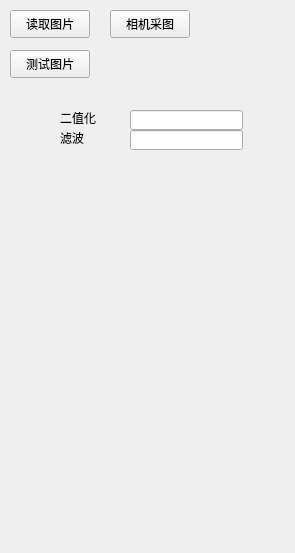
First picture: the form in formblackside.ui, repository dushulang/MSerialsRecognize, before the edit.
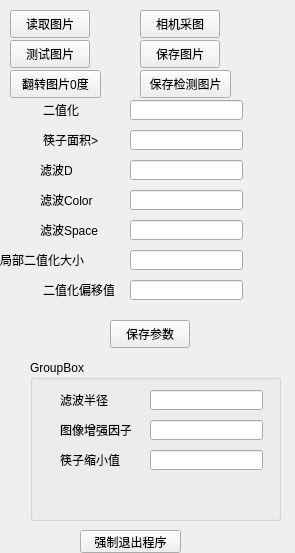
Second picture: the form after the edit.

```diff
--- a/formblackside.ui
+++ b/formblackside.ui
@@ -30,7 +30,7 @@
    <property name="geometry">
     <rect>
      <x>10</x>
-     <y>50</y>
+     <y>40</y>
      <width>80</width>
      <height>28</height>
     </rect>
@@ -42,7 +42,7 @@
   <widget class="QPushButton" name="pushButton_Grab">
    <property name="geometry">
     <rect>
-     <x>110</x>
+     <x>140</x>
      <y>10</y>
      <width>80</width>
      <height>28</height>
@@ -56,17 +56,7 @@
    <property name="geometry">
     <rect>
      <x>130</x>
-     <y>110</y>
-     <width>113</width>
-     <height>20</height>
-    </rect>
-   </property>
-  </widget>
-  <widget class="QLineEdit" name="lineEdit_2">
-   <property name="geometry">
-    <rect>
-     <x>130</x>
-     <y>130</y>
+     <y>100</y>
      <width>113</width>
      <height>20</height>
     </rect>
@@ -75,27 +65,299 @@
   <widget class="QLabel" name="label">
    <property name="geometry">
     <rect>
-     <x>60</x>
-     <y>110</y>
-     <width>54</width>
-     <height>16</height>
+     <x>43</x>
+     <y>100</y>
+     <width>71</width>
+     <height>20</height>
     </rect>
    </property>
    <property name="text">
     <string>二值化</string>
    </property>
   </widget>
-  <widget class="QLabel" name="label_2">
+  <widget class="QPushButton" name="pushButton_SaveImage">
    <property name="geometry">
     <rect>
-     <x>60</x>
+     <x>140</x>
+     <y>40</y>
+     <width>80</width>
+     <height>28</height>
+    </rect>
+   </property>
+   <property name="text">
+    <string>保存图片</string>
+   </property>
+  </widget>
+  <widget class="QPushButton" name="pushButton_FlipImage">
+   <property name="geometry">
+    <rect>
+     <x>10</x>
+     <y>70</y>
+     <width>91</width>
+     <height>28</height>
+    </rect>
+   </property>
+   <property name="text">
+    <string>翻转图片0度</string>
+   </property>
+  </widget>
+  <widget class="QPushButton" name="pushButton_SavePara">
+   <property name="geometry">
+    <rect>
+     <x>110</x>
+     <y>320</y>
+     <width>80</width>
+     <height>28</height>
+    </rect>
+   </property>
+   <property name="text">
+    <string>保存参数</string>
+   </property>
+  </widget>
+  <widget class="QLineEdit" name="lineEdit_ThresBias">
+   <property name="geometry">
+    <rect>
+     <x>130</x>
+     <y>280</y>
+     <width>113</width>
+     <height>20</height>
+    </rect>
+   </property>
+  </widget>
+  <widget class="QLabel" name="label_5">
+   <property name="geometry">
+    <rect>
+     <x>43</x>
+     <y>280</y>
+     <width>71</width>
+     <height>20</height>
+    </rect>
+   </property>
+   <property name="text">
+    <string>二值化偏移值</string>
+   </property>
+  </widget>
+  <widget class="QLineEdit" name="lineEdit_ChopStickArea">
+   <property name="geometry">
+    <rect>
+     <x>130</x>
      <y>130</y>
-     <width>54</width>
-     <height>16</height>
+     <width>113</width>
+     <height>20</height>
     </rect>
    </property>
+  </widget>
+  <widget class="QLabel" name="label_6">
+   <property name="geometry">
+    <rect>
+     <x>43</x>
+     <y>130</y>
+     <width>71</width>
+     <height>20</height>
+    </rect>
+   </property>
    <property name="text">
-    <string>滤波</string>
+    <string>筷子面积&gt;</string>
+   </property>
+  </widget>
+  <widget class="QLabel" name="label_7">
+   <property name="geometry">
+    <rect>
+     <x>40</x>
+     <y>160</y>
+     <width>71</width>
+     <height>20</height>
+    </rect>
+   </property>
+   <property name="text">
+    <string>滤波D</string>
+   </property>
+  </widget>
+  <widget class="QLineEdit" name="lineEdit_d">
+   <property name="geometry">
+    <rect>
+     <x>130</x>
+     <y>160</y>
+     <width>113</width>
+     <height>20</height>
+    </rect>
+   </property>
+  </widget>
+  <widget class="QLabel" name="label_8">
+   <property name="geometry">
+    <rect>
+     <x>40</x>
+     <y>190</y>
+     <width>71</width>
+     <height>20</height>
+    </rect>
+   </property>
+   <property name="text">
+    <string>滤波Color</string>
+   </property>
+  </widget>
+  <widget class="QLineEdit" name="lineEdit_SC">
+   <property name="geometry">
+    <rect>
+     <x>130</x>
+     <y>190</y>
+     <width>113</width>
+     <height>20</height>
+    </rect>
+   </property>
+  </widget>
+  <widget class="QLabel" name="label_9">
+   <property name="geometry">
+    <rect>
+     <x>40</x>
+     <y>220</y>
+     <width>71</width>
+     <height>20</height>
+    </rect>
+   </property>
+   <property name="text">
+    <string>滤波Space</string>
+   </property>
+  </widget>
+  <widget class="QLineEdit" name="lineEdit_SS">
+   <property name="geometry">
+    <rect>
+     <x>130</x>
+     <y>220</y>
+     <width>113</width>
+     <height>20</height>
+    </rect>
+   </property>
+  </widget>
+  <widget class="QLabel" name="label_10">
+   <property name="geometry">
+    <rect>
+     <x>0</x>
+     <y>250</y>
+     <width>111</width>
+     <height>20</height>
+    </rect>
+   </property>
+   <property name="text">
+    <string>局部二值化大小</string>
+   </property>
+  </widget>
+  <widget class="QLineEdit" name="lineEdit_BlockSize">
+   <property name="geometry">
+    <rect>
+     <x>130</x>
+     <y>250</y>
+     <width>113</width>
+     <height>20</height>
+    </rect>
+   </property>
+  </widget>
+  <widget class="QGroupBox" name="groupBox">
+   <property name="geometry">
+    <rect>
+     <x>30</x>
+     <y>360</y>
+     <width>251</width>
+     <height>161</height>
+    </rect>
+   </property>
+   <property name="title">
+    <string>GroupBox</string>
+   </property>
+   <widget class="QLabel" name="label_4">
+    <property name="geometry">
+     <rect>
+      <x>30</x>
+      <y>90</y>
+      <width>71</width>
+      <height>20</height>
+     </rect>
+    </property>
+    <property name="text">
+     <string>筷子缩小值</string>
+    </property>
+   </widget>
+   <widget class="QLineEdit" name="lineEdit_Factior">
+    <property name="geometry">
+     <rect>
+      <x>120</x>
+      <y>60</y>
+      <width>113</width>
+      <height>20</height>
+     </rect>
+    </property>
+   </widget>
+   <widget class="QLabel" name="label_3">
+    <property name="geometry">
+     <rect>
+      <x>30</x>
+      <y>60</y>
+      <width>71</width>
+      <height>20</height>
+     </rect>
+    </property>
+    <property name="text">
+     <string>图像增强因子</string>
+    </property>
+   </widget>
+   <widget class="QLabel" name="label_2">
+    <property name="geometry">
+     <rect>
+      <x>30</x>
+      <y>30</y>
+      <width>71</width>
+      <height>20</height>
+     </rect>
+    </property>
+    <property name="text">
+     <string>滤波半径</string>
+    </property>
+   </widget>
+   <widget class="QLineEdit" name="lineEdit_ErsionRadius">
+    <property name="geometry">
+     <rect>
+      <x>120</x>
+      <y>90</y>
+      <width>113</width>
+      <height>20</height>
+     </rect>
+    </property>
+   </widget>
+   <widget class="QLineEdit" name="lineEdit_MeanVar">
+    <property name="geometry">
+     <rect>
+      <x>120</x>
+      <y>30</y>
+      <width>113</width>
+      <height>20</height>
+     </rect>
+    </property>
+   </widget>
+  </widget>
+  <widget class="QPushButton" name="pushButton_SAVEIMAGE">
+   <property name="geometry">
+    <rect>
+     <x>140</x>
+     <y>70</y>
+     <width>91</width>
+     <height>28</height>
+    </rect>
+   </property>
+   <property name="text">
+    <string>保存检测图片</string>
+   </property>
+  </widget>
+  <widget class="QPushButton" name="pushButton_2">
+   <property name="geometry">
+    <rect>
+     <x>80</x>
+     <y>530</y>
+     <width>101</width>
+     <height>23</height>
+    </rect>
+   </property>
+   <property name="text">
+    <string>强制退出程序</string>
    </property>
   </widget>
  </widget>
```
Left out of the diff: 2 changed lines with no effect on the pictures.
